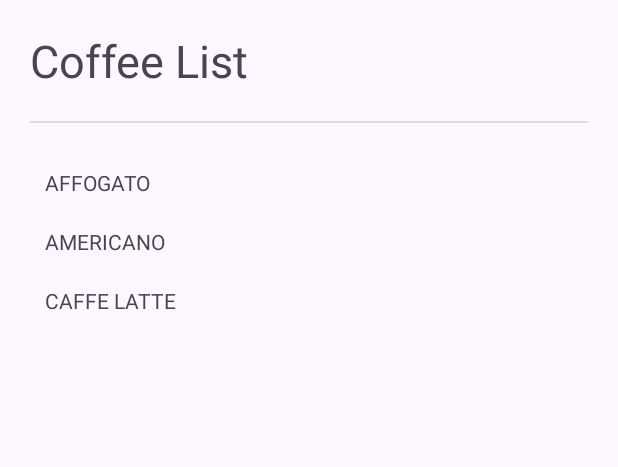
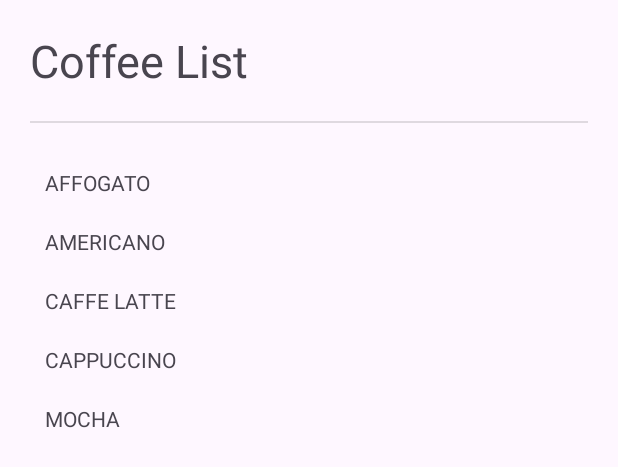
Before and after one commit to gratefulboi/LAB_WEEK_03, an Android app: the layout fragment_list.xml on its own in the app's theme, with its tools: preview values and no code run, on a phone screen of 412 x 824 dp. Shown: the top 467 px of the screen. Run offline under Robolectric (Android 15) with nearby library versions, the phone set to English and light mode, and no system bars.

Commit message:
Commit No.5 – add back button & extend list

```diff
--- a/app/src/main/java/com/example/lab_week_03/ListFragment.kt
+++ b/app/src/main/java/com/example/lab_week_03/ListFragment.kt
@@ -45,7 +45,9 @@ class ListFragment : Fragment() {
         val coffeeList = listOf<View>(
             view.findViewById(R.id.affogato),
             view.findViewById(R.id.americano),
-            view.findViewById(R.id.latte)
+            view.findViewById(R.id.latte),
+            view.findViewById(R.id.cappuccino),
+            view.findViewById(R.id.mocha)
         )
 
         coffeeList.forEach{ coffee ->
--- /dev/null
+++ b/app/src/main/res/drawable/baseline_arrow_back_ios_24.xml
@@ -0,0 +1,5 @@
+<vector xmlns:android="http://schemas.android.com/apk/res/android" android:autoMirrored="true" android:height="24dp" android:tint="#000000" android:viewportHeight="24" android:viewportWidth="24" android:width="24dp">
+
+    <path android:fillColor="@android:color/white" android:pathData="M11.67,3.87L9.9,2.1 0,12l9.9,9.9 1.77,-1.77L3.54,12z"/>
+
+</vector>
--- a/app/src/main/res/layout/fragment_list.xml
+++ b/app/src/main/res/layout/fragment_list.xml
@@ -37,5 +37,17 @@
             android:layout_height="wrap_content"
             android:padding="10dp"
             android:text="@string/latte_title"/>
+        <TextView
+            android:id="@+id/cappuccino"
+            android:layout_width="match_parent"
+            android:layout_height="wrap_content"
+            android:padding="10dp"
+            android:text="@string/cappuccino_title"/>
+        <TextView
+            android:id="@+id/mocha"
+            android:layout_width="match_parent"
+            android:layout_height="wrap_content"
+            android:padding="10dp"
+            android:text="@string/mocha_title"/>
     </LinearLayout>
 </ScrollView>
--- a/app/src/main/res/values/strings.xml
+++ b/app/src/main/res/values/strings.xml
@@ -8,5 +8,9 @@
     <string name="latte_title">CAFFE LATTE</string>
     <string name="latte_desc">A tall, mild \'milk coffee\' (about 150-300 ml). An espresso with steamed milk and only a little milk foam poured over it. Serve in a latte glass or a coffee cup. Flavored syrup can be added.</string>
     <string name="coffee_list">Coffee List</string>
+    <string name="cappuccino_title">CAPPUCCINO</string>
+    <string name="cappuccino_desc">A rich coffee made with equal parts espresso, steamed milk, and milk foam. Often topped with cocoa powder or cinnamon.</string>
+    <string name="mocha_title">MOCHA</string>
+    <string name="mocha_desc">A chocolate-flavored coffee drink made with espresso, steamed milk, and cocoa or chocolate syrup. Usually topped with whipped cream.</string>
 
 </resources>
```
Also changed, not shown: app/src/main/java/com/example/lab_week_03/DetailFragment.kt (+13 -0 lines), app/src/main/res/layout/fragment_detail.xml (+8 -0 lines), 12 other files.
